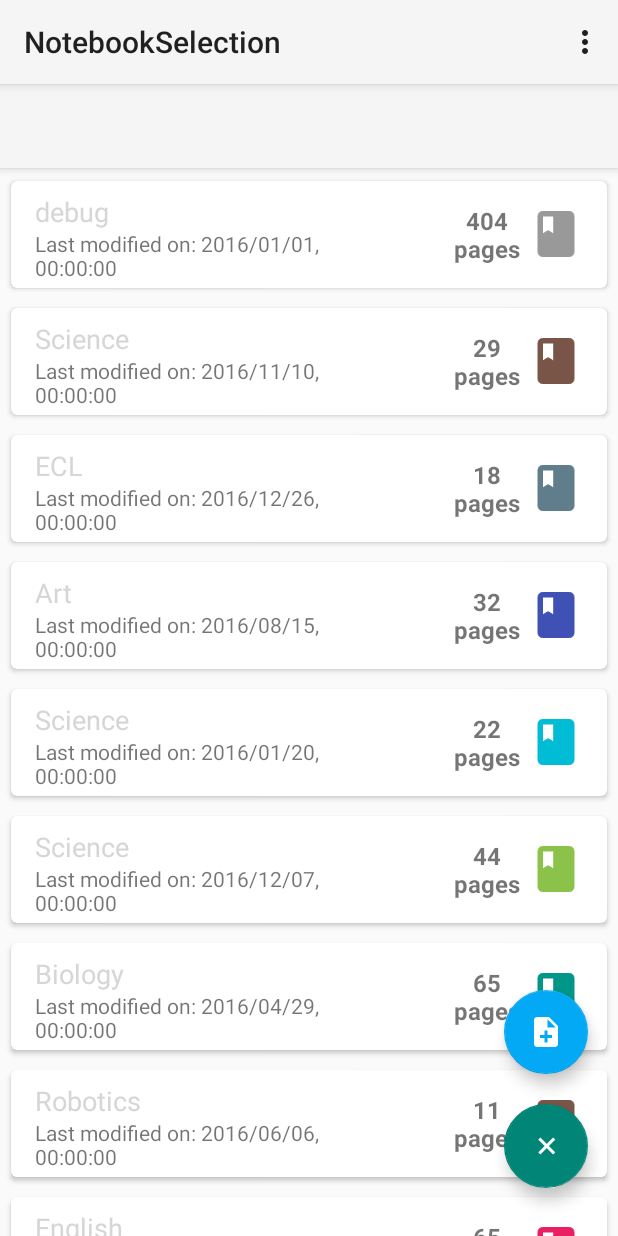
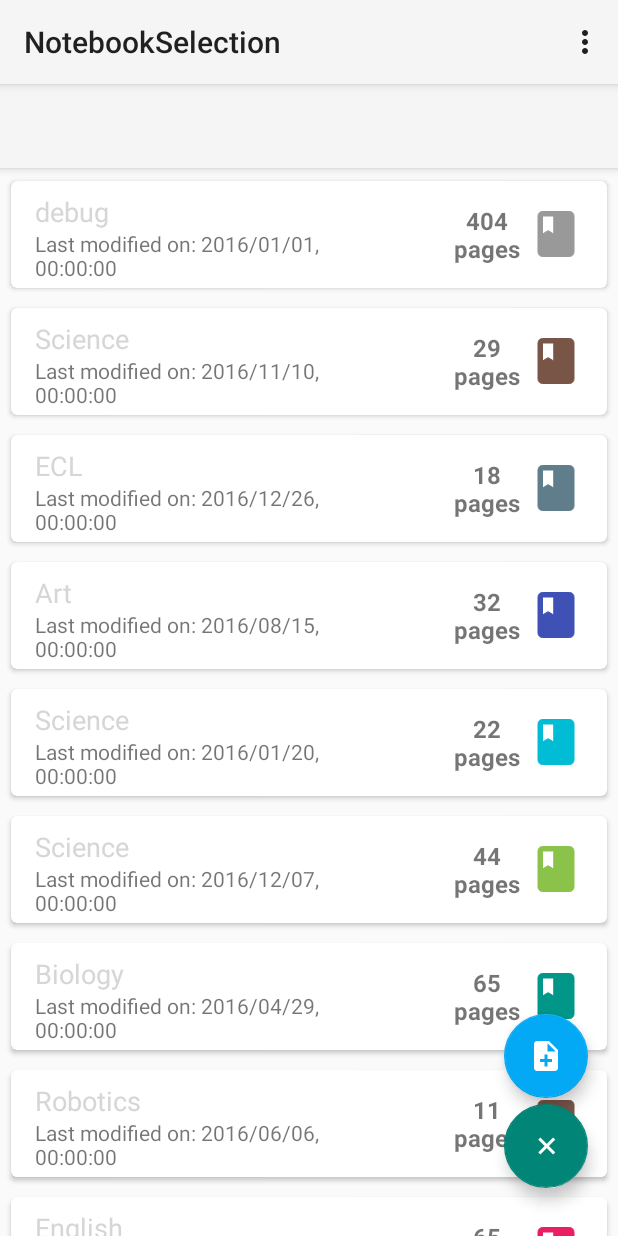
Before and after one commit to coldblade2000/VirtualNotebookDesign, an Android app: the NotebookSelection screen opened directly, with no data from a screen before it, after a tap on an icon or button, on a phone screen of 412 x 824 dp. Run offline under Robolectric (Android 15) with nearby library versions, the light colour scheme and no system bars; libraries missing offline, so code that uses them is left out: com.mikepenz.materialdrawer; pictures from the network do not load; 8 statements that could not run were skipped.

Commit message:
Finally got NewNotebookDialog working almost perfectly (no bugs seen yet).
Hiding and showing floating action button when scrolling works now (smaller FAB is not affected though, fix this)

```diff
--- a/app/src/main/java/com/twotowerstudios/virtualnotebookdesign/NotebookSelection/NotebookSelectionAdapter.java
+++ b/app/src/main/java/com/twotowerstudios/virtualnotebookdesign/NotebookSelection/NotebookSelectionAdapter.java
@@ -20,9 +20,12 @@ import java.util.List;
  * Created by Panther II on 22/10/2016.
  */
 
-public class NotebookSelectionAdapter extends RecyclerView.Adapter<NotebookSelectionAdapter.ViewHolder>{
+public class NotebookSelectionAdapter extends RecyclerView.Adapter<NotebookSelectionAdapter.ViewHolder> /*implements NewNotebookFragment.ToAdapterInterface*/{
 	Context context;
 	List<Notebook> notebookList;
+
+
+
 	public static class ViewHolder extends RecyclerView.ViewHolder{
 
 		public TextView tvCardNameSel, tvCardSub, tvPageCount;
@@ -54,9 +57,9 @@ public class NotebookSelectionAdapter extends RecyclerView.Adapter<NotebookSelec
 	 	 Notebook notebookSelection = notebookList.get(position);
 	 	 holder.tvCardNameSel.setText(""+notebookSelection.getName());
 		 Log.d("notebookselectadapter","notebookselection.getLastModified() is: "+notebookSelection.getLastModified());
-		 Log.d("notebookselectadapter","help.millisDateToString(notebookSelection.getLastModified()) "+help.millisDateToString(notebookSelection.getLastModified()));
+		 Log.d("notebookselectadapter","help.millisDateToString(notebookSelection.getLastModified()) "+ Helpers.millisDateToString(notebookSelection.getLastModified()));
 	 	 holder.tvCardSub.setText("Last modified on: "+
-				 help.millisDateToString(notebookSelection.getLastModified()));
+				 Helpers.millisDateToString(notebookSelection.getLastModified()));
 	 	 holder.tvPageCount.setText("" +notebookSelection.getNumOfPages()+ " pages");
 	 	 holder.ivCardImage.setColorFilter(Color.parseColor(notebookSelection.getColor()));
 	 }
@@ -64,4 +67,8 @@ public class NotebookSelectionAdapter extends RecyclerView.Adapter<NotebookSelec
 	 public int getItemCount() {
 	 	return notebookList.size();
 	 }
+	/**@Override
+	public void refreshData() {
+		notifyDataSetChanged();
+	}*/
 }
--- a/app/src/main/res/layout/activity_notebook_selection.xml
+++ b/app/src/main/res/layout/activity_notebook_selection.xml
@@ -5,12 +5,14 @@
 	xmlns:app="http://schemas.android.com/apk/res-auto"
 	android:id="@+id/activity_notebook_selection"
 	android:layout_width="match_parent"
+
 	android:layout_height="match_parent"
 	tools:context="com.twotowerstudios.virtualnotebookdesign.NotebookSelection.NotebookSelection">
 
     <RelativeLayout
 		android:layout_width="match_parent"
-        android:layout_height="match_parent">
+		android:layout_height="match_parent"
+		android:id="@+id/relativeLayout">
 
         <android.support.v7.widget.Toolbar
             android:id="@+id/toolbar"
@@ -18,6 +20,20 @@
             android:layout_height="?attr/actionBarSize"
             android:background="?attr/colorPrimary"
             android:elevation="4dp" />
+
+
+
+		<android.support.v7.widget.RecyclerView
+            android:layout_width="match_parent"
+            android:layout_height="match_parent"
+            android:layout_below="@+id/toolbar"
+
+            android:id="@+id/rvnotebookselection">
+
+        </android.support.v7.widget.RecyclerView>
+
+    </RelativeLayout>
+
 	<android.support.design.widget.FloatingActionButton
 		android:id="@+id/fabSelection"
 		android:layout_width="56dp"
@@ -30,32 +46,25 @@
 		android:layout_alignParentBottom="true"
 		android:layout_alignParentRight="true"
 		android:layout_alignParentEnd="true"
-			app:fabSize="normal" />
+		app:fabSize="normal"
+		app:layout_behavior="com.twotowerstudios.virtualnotebookdesign.NotebookSelection.ScrollAwareFABBehavior"
+		app:layout_anchor="@id/rvnotebookselection"
+		app:layout_anchorGravity="bottom|right"/>
+
 	<android.support.design.widget.FloatingActionButton
 		android:id="@+id/fabAddBlock"
 		android:layout_width="56dp"
 		android:layout_height="56dp"
 		app:fabSize="normal"
 		android:elevation="8dp"
+		android:layout_marginRight="@dimen/fab_margin_right"
+		android:layout_marginEnd="@dimen/fab_margin_right"
+		android:layout_marginBottom="@dimen/fab_margin_bottom_2nd"
 		app:srcCompat="@drawable/ic_note_add_white_24px"
 		android:tint="@android:color/white"
 		app:backgroundTint="@color/colorPrimary"
-			android:layout_marginBottom="20dp"
-			android:layout_above="@+id/fabSelection"
-			android:layout_alignLeft="@+id/fabSelection"
-			android:layout_alignStart="@+id/fabSelection"
 		android:translationY="60dp"
 		android:visibility="gone"
-			/>
-
-		<android.support.v7.widget.RecyclerView
-            android:layout_width="match_parent"
-            android:layout_height="match_parent"
-            android:layout_below="@+id/toolbar"
-
-            android:id="@+id/rvnotebookselection">
-
-        </android.support.v7.widget.RecyclerView>
-    </RelativeLayout>
-
+		app:layout_anchor="@id/rvnotebookselection"
+		app:layout_anchorGravity="bottom|right"/>
 </android.support.design.widget.CoordinatorLayout>
--- a/app/src/main/res/values/dimens.xml
+++ b/app/src/main/res/values/dimens.xml
@@ -4,4 +4,5 @@
 	<dimen name="activity_vertical_margin">16dp</dimen>
 	<dimen name="fab_margin_right">20dp</dimen>
 	<dimen name="fab_margin_bottom">32dp</dimen>
+	<dimen name="fab_margin_bottom_2nd">92dp</dimen>
 </resources>
```
Also changed, not shown: app/src/main/java/com/twotowerstudios/virtualnotebookdesign/Misc/Helpers.java (+13 -9 lines), app/src/main/java/com/twotowerstudios/virtualnotebookdesign/NewNotebookDialog/NewNotebookAdapter.java (+4 -15 lines), app/src/main/java/com/twotowerstudios/virtualnotebookdesign/NewNotebookDialog/NewNotebookFragment.java (+79 -12 lines), app/src/main/java/com/twotowerstudios/virtualnotebookdesign/Notebook.java (+8 -0 lines), app/src/main/java/com/twotowerstudios/virtualnotebookdesign/NotebookSelection/NotebookSelection.java (+11 -2 lines), app/src/main/java/com/twotowerstudios/virtualnotebookdesign/NotebookSelection/ScrollAwareFABBehavior.java (added, +39 -0 lines), app/src/main/res/layout/fragment_new_notebook.xml (+9 -5 lines), 1 other file. Lines whose indentation alone changed are shown as unchanged.
